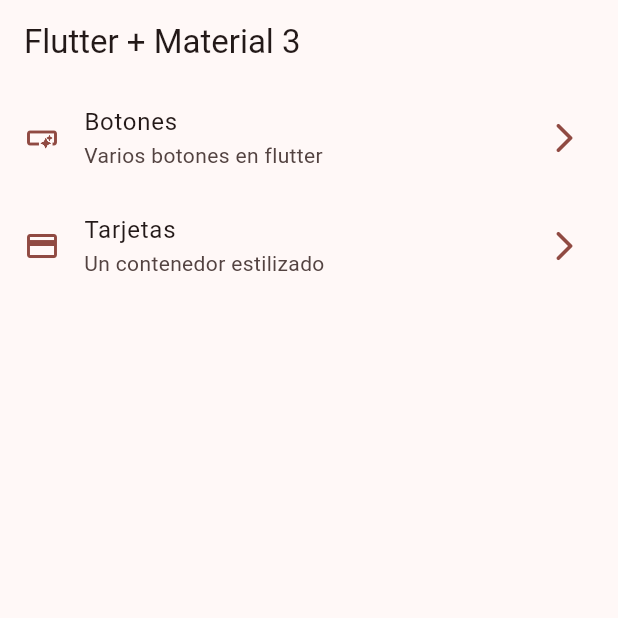
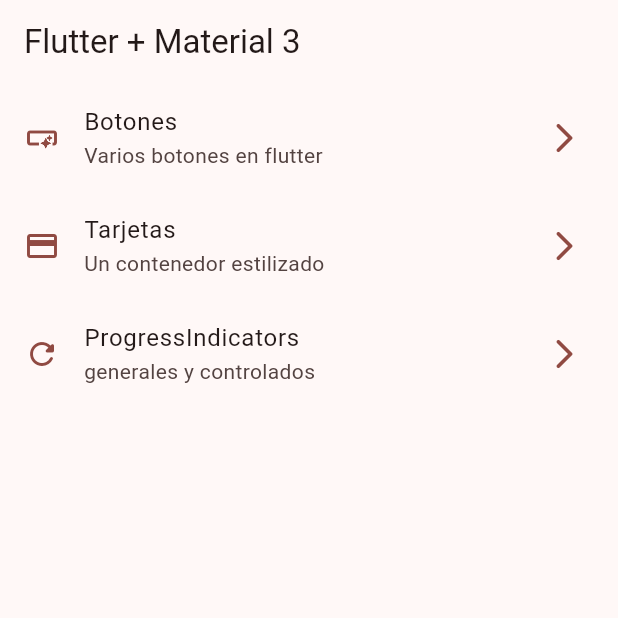
Before and after one commit to mailkaze/flutter-widgets-app, a Flutter app: the screen it shows after launch, on a phone screen of 412 x 824 dp, the top half of it. Run offline on Flutter 3.47's test engine with Material 2 defaults, Android fonts, the light colour scheme and no system bars; our stand-ins replace go_router; missing offline and left inert: dart:ffi.

Commit message:
listos los progress indicaators

```diff
--- a/lib/config/menu/menu_items.dart
+++ b/lib/config/menu/menu_items.dart
@@ -27,4 +27,10 @@
     link: '/cards',
     icon: Icons.credit_card,
   ),
+  MenuItem(
+    title: 'ProgressIndicators',
+    subTitle: 'generales y controlados',
+    link: '/progress',
+    icon: Icons.refresh_rounded,
+  ),
 ];
--- a/lib/config/router/app_router.dart
+++ b/lib/config/router/app_router.dart
@@ -19,5 +19,10 @@
       name: CardsScreen.name,
       builder: (context, state) => CardsScreen(),
     ),
+    GoRoute(
+      path: '/progress',
+      name: ProgressScreen.name,
+      builder: (context, state) => ProgressScreen(),
+    ),
   ],
 );
```
Also changed, not shown: lib/presentation/screens/progress/progress_screen.dart (+67 -1 lines).
